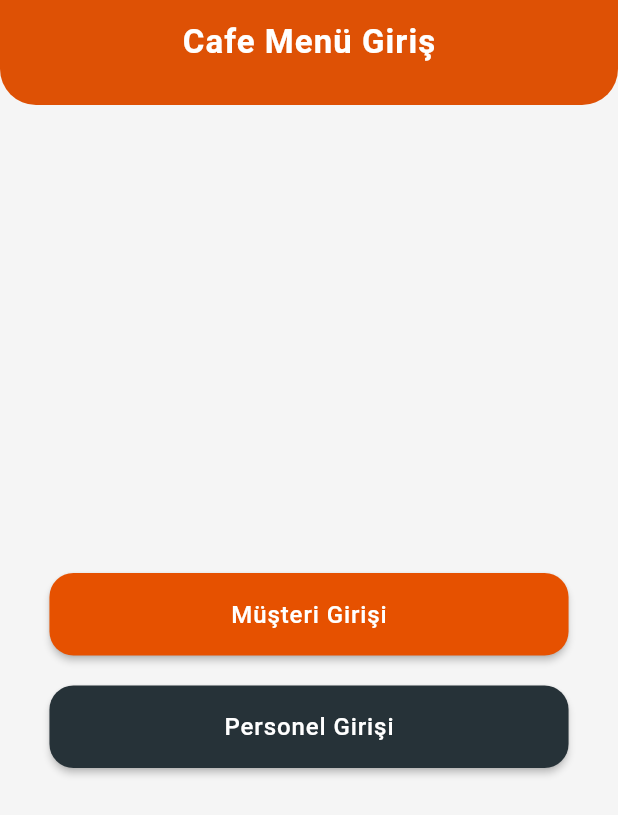
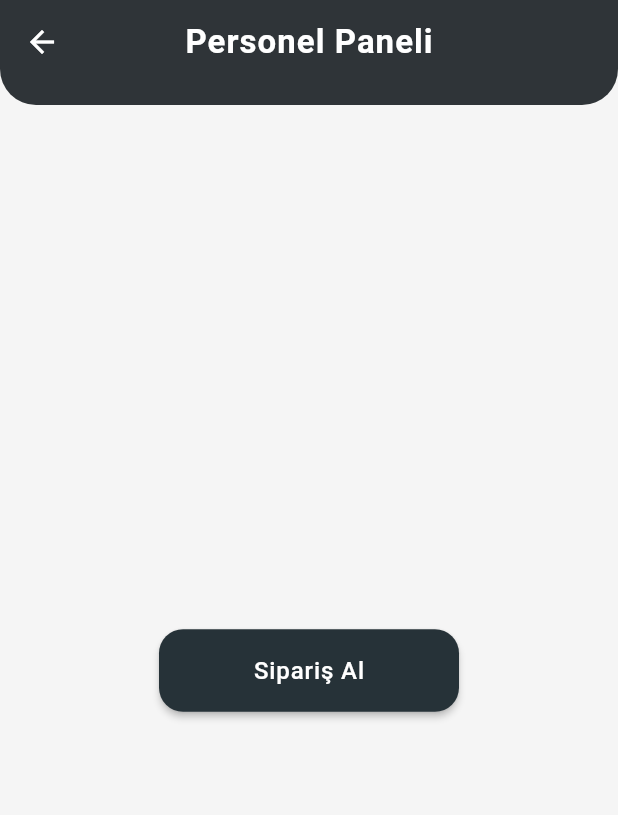
Before and after one commit to btnahmet/cafe_menu, a Flutter app: the screen it shows after launch, after a tap on "Personel Girişi", on a phone screen of 412 x 824 dp. Shown: the top 815 px of the screen. Run offline on Flutter 3.47's test engine with Material 3 defaults, Android fonts, the phone set to English and light mode, and no system bars.

Commit message:
Son Müşteri Düzenleme2 Commit

```diff
--- a/lib/screens/product_list_screen.dart
+++ b/lib/customer/screens/product_list_screen.dart
@@ -1,7 +1,7 @@
 import 'package:flutter/material.dart';
-import 'package:cafe_menu/models/product_model.dart';
-import 'package:cafe_menu/widget/product_list_tile.dart';
-import 'package:cafe_menu/constants/aoo_colors.dart';
+import 'package:cafe_menu/customer/models/product_model.dart';
+import 'package:cafe_menu/customer/widget/product_list_tile.dart';
+import 'package:cafe_menu/customer/constants/aoo_colors.dart';
 class ProductListScreen extends StatelessWidget {
   final String categoryTitle;
   final List<ProductModel> products;
--- a/lib/widget/dummy_category_products.dart
+++ b/lib/customer/widget/dummy_category_products.dart
@@ -1,4 +1,4 @@
-import 'package:cafe_menu/models/product_model.dart';
+import 'package:cafe_menu/customer/models/product_model.dart';
 import 'dummy_products.dart';
 
 final Map<String, List<ProductModel>> categoryProductsMap = {
--- a/lib/widget/product_list_tile.dart
+++ b/lib/customer/widget/product_list_tile.dart
@@ -1,5 +1,5 @@
 import 'package:flutter/material.dart';
-import 'package:cafe_menu/models/product_model.dart';
+import 'package:cafe_menu/customer/models/product_model.dart';
 
 class ProductListTile extends StatelessWidget {
   final ProductModel product;
--- /dev/null
+++ b/lib/employee/staff_home_screen.dart
@@ -0,0 +1,62 @@
+import 'package:cafe_menu/customer/constants/aoo_colors.dart';
+import 'package:flutter/material.dart';
+
+class StaffHomeScreen extends StatelessWidget {
+  const StaffHomeScreen({super.key});
+
+  @override
+  Widget build(BuildContext context) {
+    return SafeArea(
+      child: Scaffold(
+        backgroundColor: AppColors.background,
+        appBar: PreferredSize(
+          preferredSize: const Size.fromHeight(70),
+          child: AppBar(
+            elevation: 4,
+            backgroundColor: AppColors.secondary,
+            foregroundColor: Colors.white,
+            centerTitle: true,
+            shape: const RoundedRectangleBorder(
+              borderRadius: BorderRadius.vertical(bottom: Radius.circular(24)),
+            ),
+            title: const Text(
+              'Personel Paneli',
+              style: TextStyle(
+                fontWeight: FontWeight.w600,
+                fontSize: 22,
+                letterSpacing: 0.7,
+              ),
+            ),
+          ),
+        ),
+        body: Center(
+          child: SizedBox(
+            width: 200,
+            height: 55,
+            child: ElevatedButton(
+              onPressed: () {
+                // Sipariş alma sayfasına yönlendirme yapılacak
+              },
+              style: ElevatedButton.styleFrom(
+                backgroundColor: AppColors.secondary,
+                shape: RoundedRectangleBorder(
+                  borderRadius: BorderRadius.circular(16),
+                ),
+                elevation: 2,
+              ),
+              child: const Text(
+                "Sipariş Al",
+                style: TextStyle(
+                  color: Colors.white,
+                  fontSize: 16,
+                  letterSpacing: 0.6,
+                  fontWeight: FontWeight.w500,
+                ),
+              ),
+            ),
+          ),
+        ),
+      ),
+    );
+  }
+}
--- a/lib/screens/home_selection_screen.dart
+++ b/lib/home_selection_screen.dart
@@ -1,5 +1,6 @@
-import 'package:cafe_menu/constants/aoo_colors.dart';
-import 'package:cafe_menu/screens/customer_home_screen.dart';
+import 'package:cafe_menu/customer/constants/aoo_colors.dart';
+import 'package:cafe_menu/customer/screens/customer_home_screen.dart';
+import 'package:cafe_menu/employee/staff_home_screen.dart';
 import 'package:flutter/material.dart';
 
 class HomeSelectionScreen extends StatelessWidget {
@@ -46,7 +47,8 @@ class HomeSelectionScreen extends StatelessWidget {
                   onPressed: () {
                     Navigator.push(
                       context,
-                      MaterialPageRoute(builder: (context) => const CustomerHomeScreen()),
+                      MaterialPageRoute(
+                          builder: (context) => const CustomerHomeScreen()),
                     );
                   },
                 ),
@@ -55,7 +57,11 @@ class HomeSelectionScreen extends StatelessWidget {
                   label: "Personel Girişi",
                   color: AppColors.secondary,
                   onPressed: () {
-                    // TODO: Personel ekranına yönlendirme yapılacak
+                    Navigator.push(
+                      context,
+                      MaterialPageRoute(
+                          builder: (context) => const StaffHomeScreen()),
+                    );
                   },
                 ),
               ],
--- a/lib/main.dart
+++ b/lib/main.dart
@@ -1,5 +1,5 @@
-import 'package:cafe_menu/constants/aoo_colors.dart';
-import 'package:cafe_menu/screens/home_selection_screen.dart';
+import 'package:cafe_menu/customer/constants/aoo_colors.dart';
+import 'package:cafe_menu/home_selection_screen.dart';
 import 'package:flutter/material.dart';
 
 
--- a/lib/widget/dummy_categories.dart
+++ /dev/null
@@ -1,45 +0,0 @@
-
-import 'package:cafe_menu/models/category_model.dart';
-
-final List<CategoryModel> dummyCategories = [
-  CategoryModel(
-    id: '1',
-    name: 'Yemekler',
-    imageUrl: 'C:/Users/ahmet/flutterApp/cafe_menu/lib/constants/images/images.jpg',
-  ),
-  CategoryModel(
-    id: '2',
-    name: 'Tatlılar',
-    imageUrl: 'C:/Users/ahmet/flutterApp/cafe_menu/lib/constants/images/images.jpg',
-  ),
-  CategoryModel(
-    id: '3',
-    name: 'Soğuk Kahveler',
-    imageUrl: 'C:/Users/ahmet/flutterApp/cafe_menu/lib/constants/images/images.jpg',
-  ),
-  CategoryModel(
-    id: '4',
-    name: 'Sıcak Kahveler',
-    imageUrl: 'C:/Users/ahmet/flutterApp/cafe_menu/lib/constants/images/images.jpg',
-  ),
-  CategoryModel(
-    id: '5',
-    name: 'Soğuk İçecekler',
-    imageUrl: 'C:/Users/ahmet/flutterApp/cafe_menu/lib/constants/images/images.jpg',
-  ),
-  CategoryModel(
-    id: '6',
-    name: 'Milkshake',
-    imageUrl: 'C:/Users/ahmet/flutterApp/cafe_menu/lib/constants/images/images.jpg',
-  ),
-  CategoryModel(
-    id: '7',
-    name: 'Frozen',
-    imageUrl: 'C:/Users/ahmet/flutterApp/cafe_menu/lib/constants/images/images.jpg',
-  ),
-  CategoryModel(
-    id: '8',
-    name: 'Extralar',
-    imageUrl: 'C:/Users/ahmet/flutterApp/cafe_menu/lib/constants/images/images.jpg',
-  ),
-];
--- a/pubspec.yaml
+++ b/pubspec.yaml
@@ -60,8 +60,8 @@ flutter:
 
   # To add assets to your application, add an assets section, like this:
   assets:
-  - C:/Users/ahmet/flutterApp/cafe_menu/lib/constants/images/images.jpg
-  - C:/Users/ahmet/flutterApp/cafe_menu/lib/constants/images/blueberry_mojito.jpg
+  - C:/Users/ahmet/flutterApp/cafe_menu/lib/customer/constants/images/images.jpg
+  - C:/Users/ahmet/flutterApp/cafe_menu/lib/customer/constants/images/blueberry_mojito.jpg
   # - lib/constants/images/
 
   # An image asset can refer to one or more resolution-specific "variants", see
```
Also changed, not shown: lib/customer/screens/customer_home_screen.dart (renamed from lib/screens/customer_home_screen.dart, +5 -5 lines), lib/customer/widget/dummy_categories.dart (added, +45 -0 lines), lib/customer/widget/dummy_products.dart (added, +73 -0 lines), lib/widget/dummy_products.dart (deleted, +0 -73 lines), lib/customer/constants/aoo_colors.dart (renamed from lib/constants/aoo_colors.dart), lib/customer/constants/images/blueberry_mojito.jpg (renamed from lib/constants/images/blueberry_mojito.jpg), lib/customer/constants/images/images.jpg (renamed from lib/constants/images/images.jpg), lib/customer/models/category_model.dart (renamed from lib/models/category_model.dart), lib/customer/models/product_model.dart (renamed from lib/models/product_model.dart).
